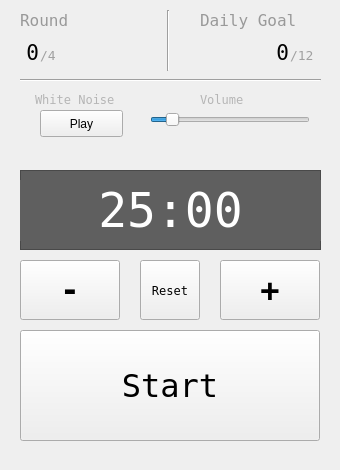
Above: Pomodoro/pomodoro.ui from einheitsvektor/CppND-Capstone-Pomodoro before the change. Below: the same form after it.
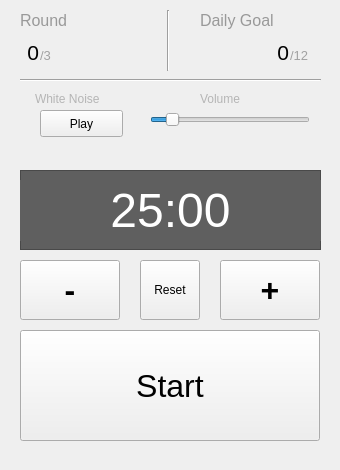
That is the form after the change.

```diff
--- a/Pomodoro/pomodoro.ui
+++ b/Pomodoro/pomodoro.ui
@@ -45,9 +45,7 @@
      </rect>
     </property>
     <property name="font">
-     <font>
-      <family>DejaVu Sans Mono</family>
-     </font>
+     <font/>
     </property>
     <property name="toolTip">
      <string>&lt;html&gt;&lt;head/&gt;&lt;body&gt;&lt;p&gt;Skip current timer and reset to 25 minutes.&lt;/p&gt;&lt;/body&gt;&lt;/html&gt;</string>
@@ -67,9 +65,7 @@
     </property>
     <property name="font">
      <font>
-      <family>DejaVu Sans Mono</family>
       <pointsize>24</pointsize>
-      <weight>75</weight>
       <bold>true</bold>
      </font>
     </property>
@@ -97,9 +93,7 @@
     </property>
     <property name="font">
      <font>
-      <family>DejaVu Sans Mono</family>
       <pointsize>24</pointsize>
-      <weight>50</weight>
       <bold>false</bold>
      </font>
     </property>
@@ -121,9 +115,7 @@
     </property>
     <property name="font">
      <font>
-      <family>DejaVu Sans Mono</family>
       <pointsize>24</pointsize>
-      <weight>75</weight>
       <bold>true</bold>
      </font>
     </property>
@@ -145,7 +137,6 @@
     </property>
     <property name="font">
      <font>
-      <family>DejaVu Sans Mono</family>
       <pointsize>12</pointsize>
       <italic>false</italic>
      </font>
@@ -168,7 +159,6 @@
     </property>
     <property name="font">
      <font>
-      <family>DejaVu Sans Mono</family>
       <pointsize>16</pointsize>
      </font>
     </property>
@@ -193,7 +183,6 @@
     </property>
     <property name="font">
      <font>
-      <family>DejaVu Sans Mono</family>
       <pointsize>10</pointsize>
      </font>
     </property>
@@ -215,7 +204,6 @@
     </property>
     <property name="font">
      <font>
-      <family>DejaVu Sans Mono</family>
       <pointsize>12</pointsize>
       <italic>false</italic>
      </font>
@@ -238,7 +226,6 @@
     </property>
     <property name="font">
      <font>
-      <family>DejaVu Sans Mono</family>
       <pointsize>16</pointsize>
      </font>
     </property>
@@ -263,7 +250,6 @@
     </property>
     <property name="font">
      <font>
-      <family>DejaVu Sans Mono</family>
       <pointsize>10</pointsize>
      </font>
     </property>
@@ -271,7 +257,7 @@
      <string notr="true">color: rgb(161, 161, 161);</string>
     </property>
     <property name="text">
-     <string>/4</string>
+     <string>/3</string>
     </property>
    </widget>
    <widget class="Line" name="line">
@@ -310,9 +296,7 @@
      </rect>
     </property>
     <property name="font">
-     <font>
-      <family>DejaVu Sans Mono</family>
-     </font>
+     <font/>
     </property>
     <property name="styleSheet">
      <string notr="true">color: rgb(181, 181, 181);</string>
@@ -372,9 +356,7 @@
      </rect>
     </property>
     <property name="font">
-     <font>
-      <family>DejaVu Sans Mono</family>
-     </font>
+     <font/>
     </property>
     <property name="styleSheet">
      <string notr="true">color: rgb(181, 181, 181);</string>
@@ -412,9 +394,7 @@
      </property>
      <property name="font">
       <font>
-       <family>DejaVu Sans Mono</family>
        <pointsize>36</pointsize>
-       <weight>50</weight>
        <bold>false</bold>
       </font>
      </property>
```
